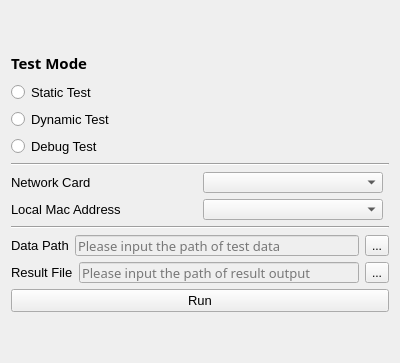
Before: the Qt Designer form ui/main.ui in asaka8/Verification_Tool_Client, drawn with Qt 5.
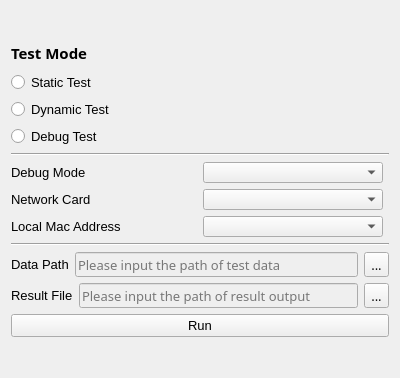
After: the same form once the commit is applied.

The edit to the form file:
```diff
--- a/ui/main.ui
+++ b/ui/main.ui
@@ -7,21 +7,30 @@
     <x>0</x>
     <y>0</y>
     <width>400</width>
-    <height>363</height>
+    <height>378</height>
    </rect>
   </property>
   <property name="minimumSize">
    <size>
     <width>400</width>
-    <height>363</height>
+    <height>378</height>
    </size>
   </property>
   <property name="maximumSize">
    <size>
     <width>400</width>
-    <height>363</height>
+    <height>378</height>
    </size>
   </property>
+  <property name="font">
+   <font>
+    <family>Yu Gothic UI Light</family>
+    <pointsize>10</pointsize>
+   </font>
+  </property>
+  <property name="acceptDrops">
+   <bool>true</bool>
+  </property>
   <property name="windowTitle">
    <string>Test</string>
   </property>
@@ -77,7 +86,7 @@
          </attribute>
         </widget>
        </item>
-       <item alignment="Qt::AlignLeft">
+       <item>
         <widget class="QRadioButton" name="DynamicRdoButton">
          <property name="font">
           <font>
@@ -125,6 +134,58 @@
        </item>
       </layout>
      </item>
+     <item>
+      <layout class="QHBoxLayout" name="DebugModeLayout">
+       <item alignment="Qt::AlignLeft">
+        <widget class="QLabel" name="DebugLabel">
+         <property name="font">
+          <font>
+           <family>Yu Gothic UI</family>
+           <pointsize>10</pointsize>
+          </font>
+         </property>
+         <property name="text">
+          <string>Debug Mode</string>
+         </property>
+        </widget>
+       </item>
+       <item alignment="Qt::AlignLeft">
+        <widget class="QComboBox" name="DebugModeComboBox">
+         <property name="minimumSize">
+          <size>
+           <width>180</width>
+           <height>21</height>
+          </size>
+         </property>
+         <property name="maximumSize">
+          <size>
+           <width>180</width>
+           <height>21</height>
+          </size>
+         </property>
+         <property name="font">
+          <font>
+           <family>Yu Gothic UI</family>
+           <pointsize>10</pointsize>
+          </font>
+         </property>
+         <property name="currentIndex">
+          <number>-1</number>
+         </property>
+         <item>
+          <property name="text">
+           <string>Static</string>
+          </property>
+         </item>
+         <item>
+          <property name="text">
+           <string>Dynamic</string>
+          </property>
+         </item>
+        </widget>
+       </item>
+      </layout>
+     </item>
      <item>
       <layout class="QHBoxLayout" name="NetworkCardLayout">
        <item alignment="Qt::AlignLeft">
@@ -255,11 +316,14 @@
          <property name="dragEnabled">
           <bool>true</bool>
          </property>
+         <property name="readOnly">
+          <bool>false</bool>
+         </property>
          <property name="placeholderText">
           <string>Please input the path of test data</string>
          </property>
          <property name="clearButtonEnabled">
-          <bool>false</bool>
+          <bool>true</bool>
          </property>
         </widget>
        </item>
@@ -307,9 +371,15 @@
          <property name="dragEnabled">
           <bool>true</bool>
          </property>
+         <property name="readOnly">
+          <bool>false</bool>
+         </property>
          <property name="placeholderText">
           <string>Please input the path of result output</string>
          </property>
+         <property name="clearButtonEnabled">
+          <bool>true</bool>
+         </property>
         </widget>
        </item>
        <item>
```
Left out of the diff: 3 changed lines with no effect on the pictures.
